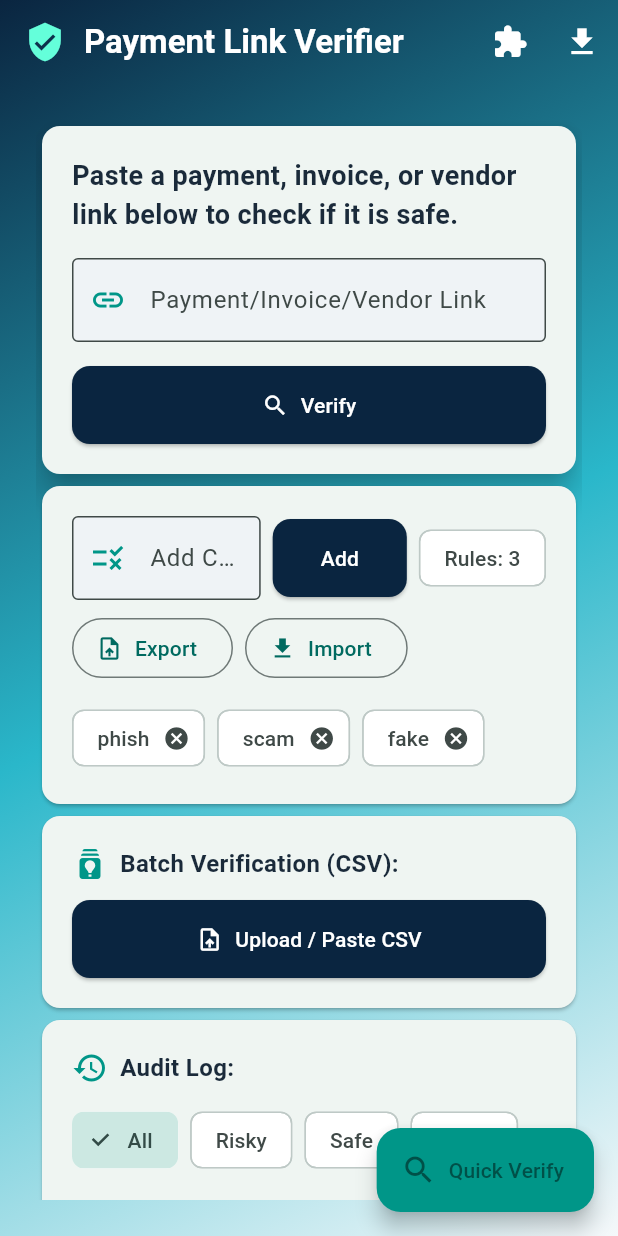
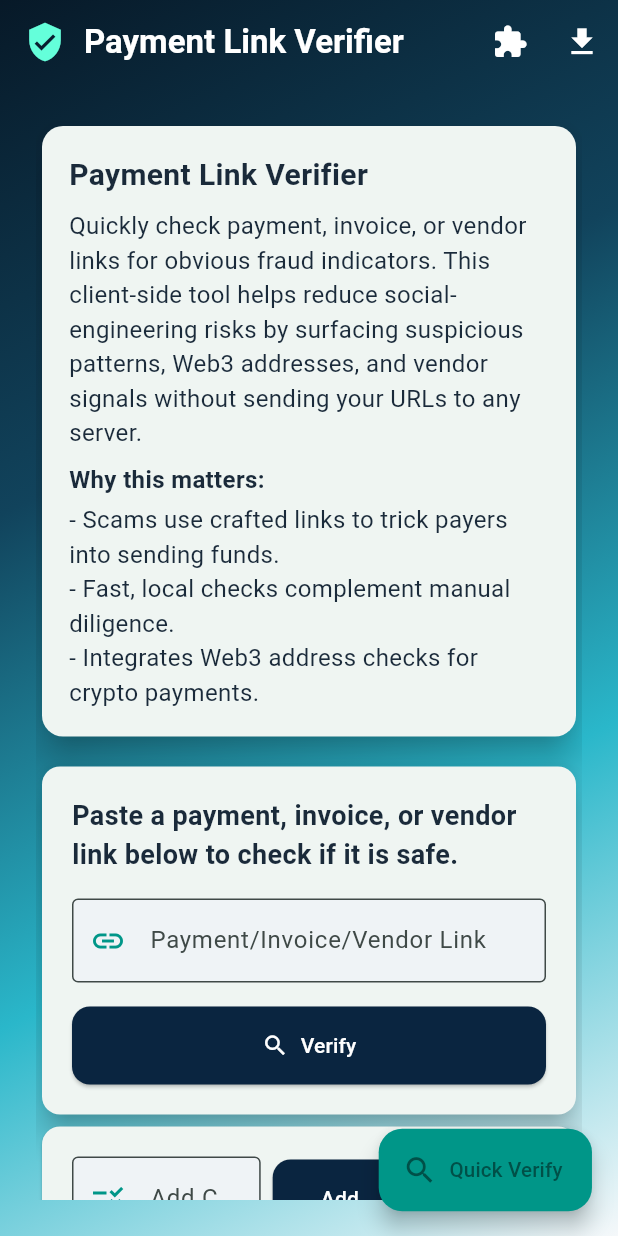
Before and after one commit to vincenek/tax-verifier, a Flutter app: the screen it shows after launch, on a phone screen of 412 x 824 dp. Run offline on Flutter 3.47's test engine with Material 3 defaults, Android fonts, the light colour scheme and no system bars; missing offline and left inert: dart:html.

Commit message:
UI polish: animated background, pulsing FAB, intro copy, list entrance animations

```diff
--- a/lib/main.dart
+++ b/lib/main.dart
@@ -1,6 +1,7 @@
 import 'package:flutter/material.dart';
 import 'dart:convert';
 import 'dart:html' as html;
+import 'dart:math';
 import 'web3_utils.dart';
 
 void main() {
@@ -92,7 +93,7 @@ class AuditEntry {
   }
 }
 
-class _PaymentLinkVerifierState extends State<PaymentLinkVerifier> {
+class _PaymentLinkVerifierState extends State<PaymentLinkVerifier> with SingleTickerProviderStateMixin {
   final TextEditingController _linkController = TextEditingController();
   final TextEditingController _ruleController = TextEditingController();
   bool _isLoading = false;
@@ -102,6 +103,9 @@ class _PaymentLinkVerifierState extends State<PaymentLinkVerifier> {
   String? _faviconUrl;
   String? _screenshotUrl;
   final List<AuditEntry> _auditLog = [];
+  late final AnimationController _bgController;
+  late final AnimationController _fabController;
+  late final Animation<double> _fabScale;
   String? _cryptoAddress;
   String? _cryptoIdenticonUrl;
   String? _explorerUrl;
@@ -179,12 +183,19 @@ class _PaymentLinkVerifierState extends State<PaymentLinkVerifier> {
       Future.delayed(const Duration(milliseconds: 250), () => _verifyLink());
     }
     _loadCustomRules();
+    // background animation controller (subtle color shifts)
+    _bgController = AnimationController(vsync: this, duration: const Duration(seconds: 12))..repeat();
+    // pulsing FAB
+    _fabController = AnimationController(vsync: this, duration: const Duration(seconds: 2))..repeat(reverse: true);
+    _fabScale = Tween<double>(begin: 0.98, end: 1.04).animate(CurvedAnimation(parent: _fabController, curve: Curves.easeInOut));
   }
 
   @override
   void dispose() {
     _linkController.dispose();
     _ruleController.dispose();
+    _bgController.dispose();
+    _fabController.dispose();
     super.dispose();
   }
 
@@ -551,22 +562,34 @@ class _PaymentLinkVerifierState extends State<PaymentLinkVerifier> {
         backgroundColor: Colors.transparent,
         elevation: 0,
       ),
-      floatingActionButton: FloatingActionButton.extended(
+      floatingActionButton: ScaleTransition(
+        scale: _fabScale,
+        child: FloatingActionButton.extended(
           onPressed: _verifyLink,
           icon: const Icon(Icons.search),
           label: const Text('Quick Verify'),
           backgroundColor: Colors.teal,
         ),
+      ),
       body: Stack(
         children: [
-          Container(
-            decoration: const BoxDecoration(
+          // animated background gradient
+          AnimatedBuilder(
+            animation: _bgController,
+            builder: (context, child) {
+              final t = _bgController.value;
+              final c1 = Color.lerp(const Color(0xFF071826), const Color(0xFF0A2540), 0.5 + 0.5 * sin(2 * pi * t))!;
+              final c2 = Color.lerp(const Color(0xFF0A2540), const Color(0xFF2AB7CA), 0.5 + 0.5 * cos(2 * pi * t))!;
+              return Container(
+                decoration: BoxDecoration(
                   gradient: LinearGradient(
-                colors: [Color(0xFF0A2540), Color(0xFF2AB7CA), Color(0xFFF5F8FA)],
+                    colors: [c1, c2, const Color(0xFF2AB7CA), const Color(0xFFF5F8FA)],
                     begin: Alignment.topLeft,
                     end: Alignment.bottomRight,
                   ),
                 ),
+              );
+            },
           ),
           Padding(
             padding: const EdgeInsets.only(top: 80, left: 24, right: 24, bottom: 24),
@@ -577,6 +600,31 @@ class _PaymentLinkVerifierState extends State<PaymentLinkVerifier> {
                   child: Column(
                     crossAxisAlignment: CrossAxisAlignment.stretch,
                     children: [
+                        // Intro / hero card with brief pitch
+                        Card(
+                          elevation: 10,
+                          shape: RoundedRectangleBorder(borderRadius: BorderRadius.circular(14)),
+                          child: Padding(
+                            padding: const EdgeInsets.all(18),
+                            child: Column(
+                              crossAxisAlignment: CrossAxisAlignment.start,
+                              children: const [
+                                Text('Payment Link Verifier', style: TextStyle(fontSize: 20, fontWeight: FontWeight.bold)),
+                                SizedBox(height: 8),
+                                Text(
+                                  'Quickly check payment, invoice, or vendor links for obvious fraud indicators. This client-side tool helps reduce social-engineering risks by surfacing suspicious patterns, Web3 addresses, and vendor signals without sending your URLs to any server.',
+                                ),
+                                SizedBox(height: 8),
+                                Text('Why this matters:', style: TextStyle(fontWeight: FontWeight.bold)),
+                                SizedBox(height: 4),
+                                Text('- Scams use crafted links to trick payers into sending funds.'),
+                                Text('- Fast, local checks complement manual diligence.'),
+                                Text('- Integrates Web3 address checks for crypto payments.'),
+                              ],
+                            ),
+                          ),
+                        ),
+                        const SizedBox(height: 12),
                       if (_extensionMode || _extensionModeNote != null)
                         AnimatedSwitcher(
                           duration: const Duration(milliseconds: 400),
@@ -1037,7 +1085,14 @@ class _PaymentLinkVerifierState extends State<PaymentLinkVerifier> {
                                         separatorBuilder: (_, __) => const Divider(height: 8),
                                         itemBuilder: (context, i) {
                                           final e = _batchEntries[i];
-                                          return ListTile(
+                                              return TweenAnimationBuilder<double>(
+                                                tween: Tween(begin: 18.0, end: 0.0),
+                                                duration: Duration(milliseconds: 300 + (i * 30)),
+                                                builder: (context, val, child) => Transform.translate(
+                                                  offset: Offset(0, val),
+                                                  child: Opacity(opacity: 1.0 - (val / 30.0).clamp(0.0, 1.0), child: child),
+                                                ),
+                                                child: ListTile(
                                                   title: Text(e.display, maxLines: 2, overflow: TextOverflow.ellipsis),
                                                   subtitle: Text('Score: ${e.score} • ${e.vendor}'),
                                                   trailing: IconButton(
@@ -1051,6 +1106,7 @@ class _PaymentLinkVerifierState extends State<PaymentLinkVerifier> {
                                                     },
                                                   ),
                                                   onTap: () => _editAuditNote(e),
+                                                ),
                                               );
                                         },
                                       ),
@@ -1130,7 +1186,14 @@ class _PaymentLinkVerifierState extends State<PaymentLinkVerifier> {
                                     separatorBuilder: (_, __) => const SizedBox(height: 6),
                                     itemBuilder: (context, index) {
                                       final entry = filtered[index];
-                                      return Card(
+                                      return TweenAnimationBuilder<double>(
+                                        tween: Tween(begin: 18.0, end: 0.0),
+                                        duration: Duration(milliseconds: 300 + (index * 25)),
+                                        builder: (context, val, child) => Transform.translate(
+                                          offset: Offset(0, val),
+                                          child: Opacity(opacity: 1.0 - (val / 30.0).clamp(0.0, 1.0), child: child),
+                                        ),
+                                        child: Card(
                                           margin: const EdgeInsets.symmetric(vertical: 4),
                                           child: ListTile(
                                             leading: Icon(
@@ -1147,6 +1210,7 @@ class _PaymentLinkVerifierState extends State<PaymentLinkVerifier> {
                                                   _auditLog.remove(entry);
                                                 });
                                               },
+                                            ),
                                           ),
                                         ),
                                       );
```
Lines whose indentation alone changed are shown as unchanged.
